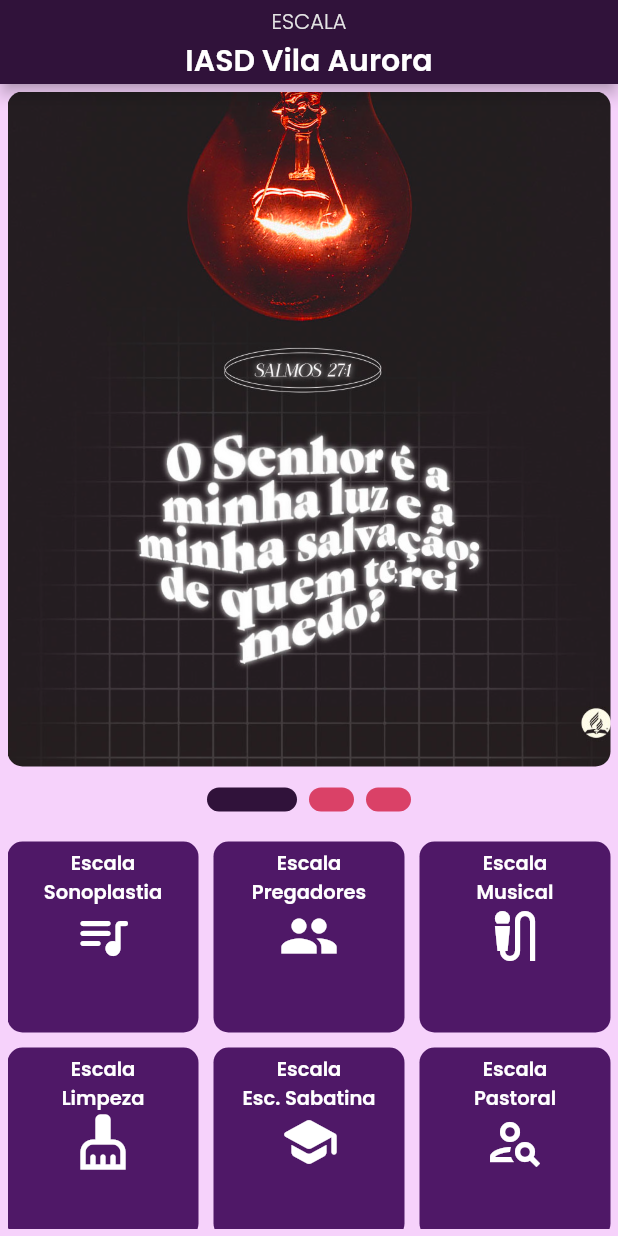
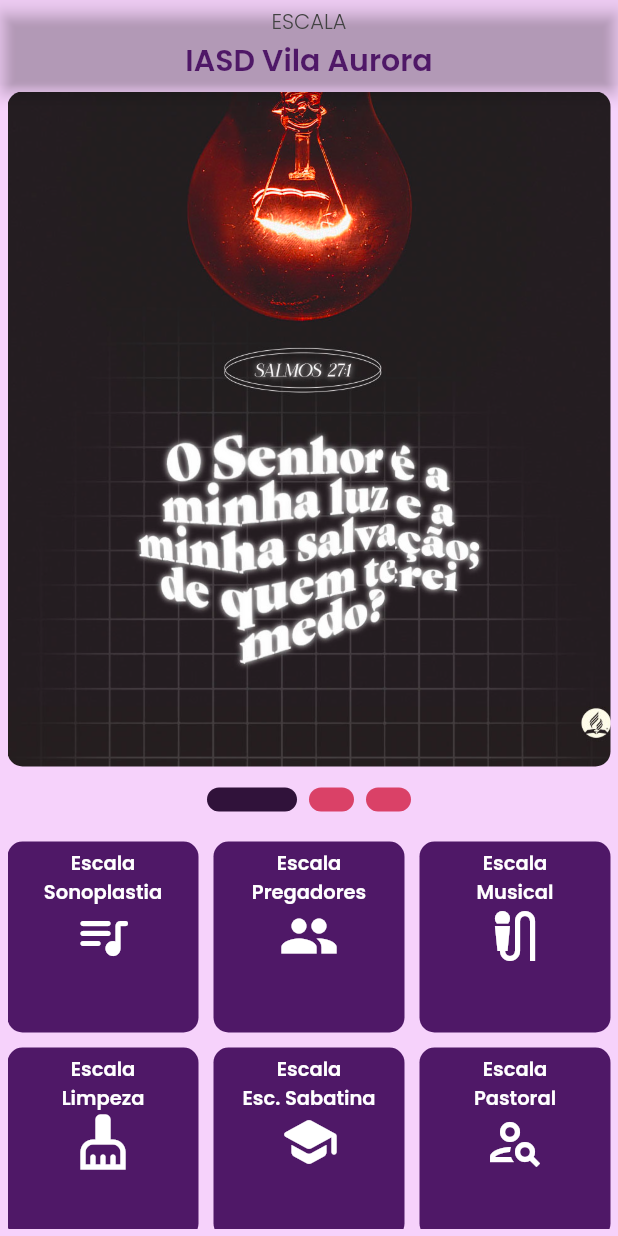
Before and after one commit to diegosilvaadv/escala-iasd-vilaaurora, a Flutter app: the HomePageWidget screen opened directly, on a phone screen of 412 x 824 dp. Run offline on Flutter 3.47's test engine with Material 2 defaults, Android fonts, the phone set to English and light mode, and no system bars; drawn by our look-alikes of auto_size_text, smooth_page_indicator; our stand-ins replace built_collection, built_value, cloud_firestore, firebase_auth, firebase_core, flutter_spinkit and 5 more; accounts and stored records are empty; generated files the repository leaves out were written again.

Commit message:
Updating to latest FlutterFlow output.

```diff
--- a/lib/home_page/home_page_widget.dart
+++ b/lib/home_page/home_page_widget.dart
@@ -28,11 +28,12 @@ class _HomePageWidgetState extends State<HomePageWidget> {
     return Scaffold(
       key: scaffoldKey,
       appBar: AppBar(
-        backgroundColor: Color(0xFF30123A),
+        backgroundColor: Color(0x0030123A),
         automaticallyImplyLeading: false,
         title: Column(
           mainAxisSize: MainAxisSize.max,
-          crossAxisAlignment: CrossAxisAlignment.stretch,
+          mainAxisAlignment: MainAxisAlignment.spaceEvenly,
+          crossAxisAlignment: CrossAxisAlignment.center,
           children: [
             Padding(
               padding: EdgeInsetsDirectional.fromSTEB(0, 3, 0, 0),
@@ -46,7 +47,7 @@ class _HomePageWidgetState extends State<HomePageWidget> {
                     textAlign: TextAlign.center,
                     style: FlutterFlowTheme.of(context).bodyText1.override(
                           fontFamily: 'Poppins',
-                          color: Color(0xFFE5E5E5),
+                          color: Color(0xFF424242),
                           fontWeight: FontWeight.w300,
                         ),
                   ),
@@ -63,7 +64,7 @@ class _HomePageWidgetState extends State<HomePageWidget> {
                   textAlign: TextAlign.center,
                   style: FlutterFlowTheme.of(context).title3.override(
                         fontFamily: 'Poppins',
-                        color: Colors.white,
+                        color: Color(0xFF4F1867),
                       ),
                 ),
               ],
```
